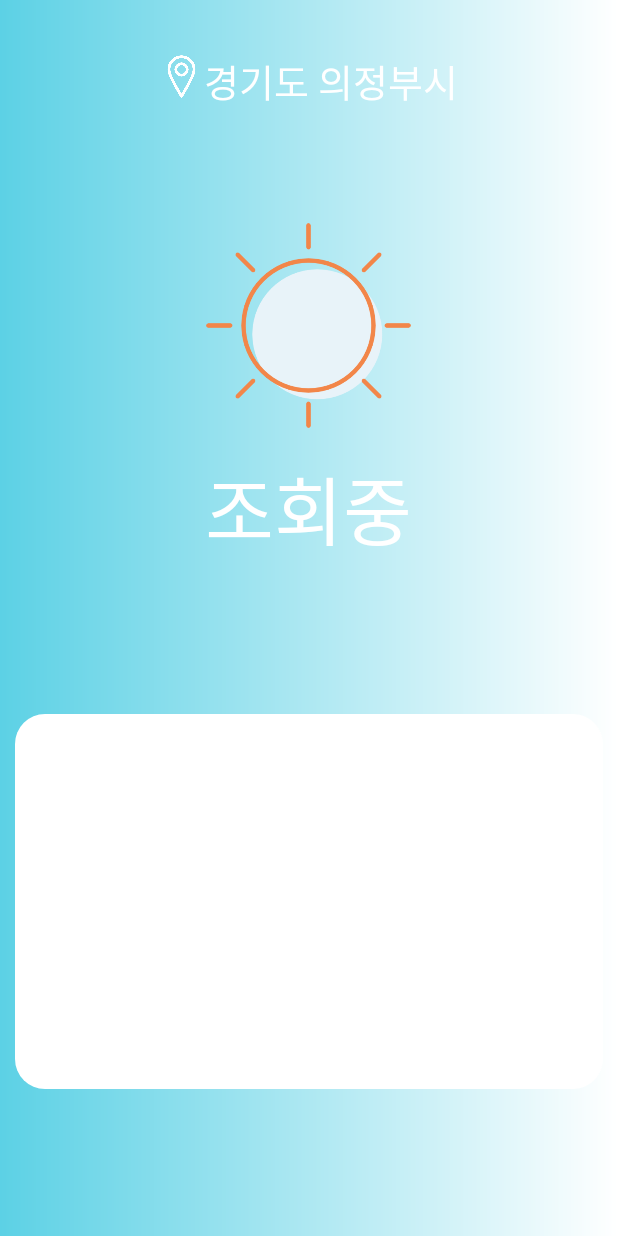
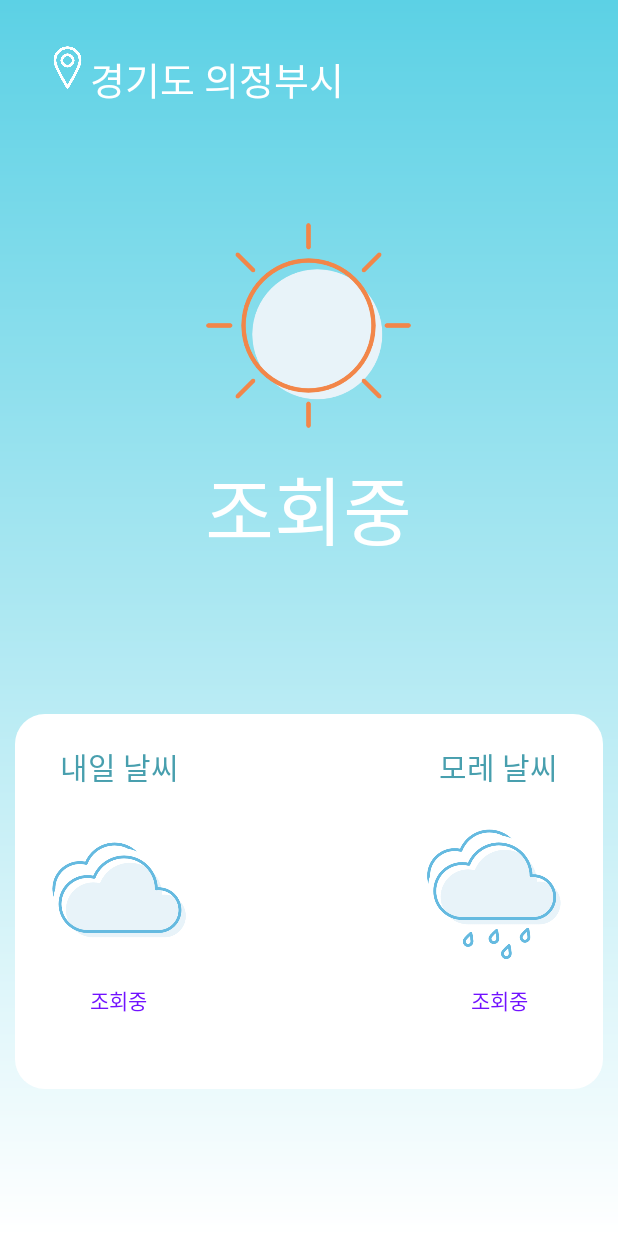
Before and after one commit to KwakSuin/Weather, an Android app: the screen it shows after launch (MainActivity), on a phone screen of 412 x 824 dp. Run offline under Robolectric (Android 15) with nearby library versions, the phone set to English and light mode, and no system bars.

Commit message:
Weather Application

```diff
--- a/app/src/main/java/kwaksuin/portfolio/weatherapp/Location.java
+++ b/app/src/main/java/kwaksuin/portfolio/weatherapp/Location.java
@@ -27,8 +27,8 @@ public class Location extends AppCompatActivity {
     Spinner sido;
     Spinner sigungu;
 
-    String check_sido;
-    String check_sigungu;
+    String check_sido ="";
+    String check_sigungu ="";
 
     @Override
     protected void onCreate(Bundle savedInstanceState) {
@@ -140,9 +140,9 @@ public class Location extends AppCompatActivity {
                 } else {
 
                     try{
-                        FileOutputStream outputStream = openFileOutput("file.text", Context.MODE_PRIVATE);
+                        FileOutputStream outputStream = openFileOutput("location", MODE_PRIVATE);
                         String a = "";
-                        a = check_sido + " " + check_sigungu;
+                        a = check_sido + check_sigungu;
                         outputStream.write(a.getBytes());
                         outputStream.close();
                         finish();
--- a/app/src/main/java/kwaksuin/portfolio/weatherapp/MainActivity.java
+++ b/app/src/main/java/kwaksuin/portfolio/weatherapp/MainActivity.java
@@ -1,18 +1,23 @@
 package kwaksuin.portfolio.weatherapp;
 
+import androidx.annotation.RequiresApi;
 import androidx.appcompat.app.AppCompatActivity;
 
 import android.content.Intent;
+import android.os.Build;
 import android.os.Bundle;
 import android.view.View;
 import android.widget.ImageView;
 import android.widget.LinearLayout;
 import android.widget.TextView;
 
+import java.io.FileInputStream;
+import java.io.IOException;
+
 public class MainActivity extends AppCompatActivity {
     LinearLayout location_layout;
     ImageView location_img;
-    TextView location_text;
+    TextView location;
 
     @Override
     protected void onCreate(Bundle savedInstanceState) {
@@ -24,7 +29,7 @@ public class MainActivity extends AppCompatActivity {
         location_layout.setOnClickListener(new View.OnClickListener() {
             @Override
             public void onClick(View v) {
-                Intent intent = new Intent(getApplication(),Location.class);
+                Intent intent = new Intent(getApplication(), Location.class);
                 startActivity(intent);
             }
         });
@@ -40,15 +45,31 @@ public class MainActivity extends AppCompatActivity {
         });
 
         // 지역선택 spinner 화면 이동
-        location_text = findViewById(R.id.location);
-        location_text.setOnClickListener(new View.OnClickListener() {
+        location= findViewById(R.id.location);
+        location.setOnClickListener(new View.OnClickListener() {
             @Override
             public void onClick(View v) {
-                Intent intent = new Intent(getApplication(),Location.class);
+                Intent intent = new Intent(getApplication(), Location.class);
                 startActivity(intent);
             }
         });
 
+    }
+
+    @Override
+    public void onPause() {
+        super.onPause();
+
+        try {
+            FileInputStream inputStream = openFileInput("location");
+            byte[] txt = new byte[100];
+            inputStream.read(txt);
+            String str = new String(txt);
+            location.setText(str);
+            inputStream.close();
+        } catch (IOException e) {
+            e.printStackTrace();
+        }
 
     }
 }
--- a/app/src/main/res/drawable/background.xml
+++ b/app/src/main/res/drawable/background.xml
@@ -1,9 +1,10 @@
 <?xml version="1.0" encoding="utf-8"?>
 <shape xmlns:android="http://schemas.android.com/apk/res/android"
-    android:shape="rectangle">
+    android:shape="rectangle"
+    >
     <gradient
-        android:endColor="#ffffff"
-        android:startColor="#5CD1E5"
-        android:type="linear"
+        android:startColor="#ffffff"
+        android:endColor="#5CD1E5"
+        android:angle="90"
         />
 </shape>
--- a/app/src/main/res/layout/activity_location.xml
+++ b/app/src/main/res/layout/activity_location.xml
@@ -5,6 +5,7 @@
     android:layout_width="match_parent"
     android:layout_height="match_parent"
     android:orientation="vertical"
+    android:background="#ffffff"
     tools:context=".Location">
 
     <TextView
@@ -73,14 +74,14 @@
             android:layout_width="wrap_content"
             android:layout_height="wrap_content"
             android:layout_gravity="center"
-            android:background="@drawable/weekend_background"
             android:backgroundTint="#ffffff"
             android:fontFamily="@font/ygotjalnanfont"
             android:text="확인"
             android:textColor="#FFBB00"
             android:textSize="30dp"
             app:backgroundTint="@color/white"
-            android:layout_marginBottom="10dp"/>
+            android:layout_marginBottom="10dp"
+            style="?android:attr/borderlessButtonStyle"/>
     </LinearLayout>
 
 
--- a/app/src/main/res/layout/activity_main.xml
+++ b/app/src/main/res/layout/activity_main.xml
@@ -12,7 +12,6 @@
         android:id="@+id/location_layout"
         android:layout_width="match_parent"
         android:layout_height="wrap_content"
-        android:gravity="center"
         android:orientation="horizontal"
         android:layout_marginTop="30dp">
 
@@ -20,19 +19,19 @@
             android:id="@+id/location_img"
             android:layout_width="30dp"
             android:layout_height="30dp"
+            android:layout_marginLeft="30dp"
             android:background="@drawable/location"
             android:backgroundTint="#ffffff" />
 
         <TextView
             android:id="@+id/location"
-            android:layout_width="wrap_content"
+            android:layout_width="match_parent"
             android:layout_height="wrap_content"
             android:fontFamily="@font/ygotjalnanfont"
             android:text="경기도 의정부시"
             android:textColor="#ffffff"
             android:textSize="25sp"
             android:layout_marginTop="3dp"/>
-
 
     </LinearLayout>
 
@@ -65,20 +64,82 @@
         android:layout_width="match_parent"
         android:layout_height="250dp"
         android:background="@drawable/weekend_background"
-        android:orientation="vertical"
+        android:orientation="horizontal"
         android:layout_marginTop="100dp"
         android:layout_marginLeft="10dp"
         android:layout_marginBottom="10dp"
         android:layout_marginRight="10dp">
 
-        <androidx.recyclerview.widget.RecyclerView
-            android:id="@+id/weekendWeather"
-            android:layout_width="match_parent"
-            android:layout_height="match_parent"
-            android:orientation="horizontal"
-            android:scrollbars="horizontal"
-            app:layoutManager="androidx.recyclerview.widget.LinearLayoutManager">
+       <RelativeLayout
+           android:layout_width="match_parent"
+           android:layout_height="match_parent">
 
-        </androidx.recyclerview.widget.RecyclerView>
+           <TextView
+               android:id="@+id/tomorrow_text"
+               android:layout_width="wrap_content"
+               android:layout_height="wrap_content"
+               android:text="내일 날씨"
+               android:layout_marginLeft="30dp"
+               android:layout_marginTop="20dp"
+               android:layout_alignParentTop="true"
+               android:textSize="20sp"
+               android:fontFamily="@font/ygotjalnanfont"
+               android:textColor="#489FAE"/>
+
+           <ImageView
+               android:id="@+id/tomorrow_img"
+               android:layout_width="100dp"
+               android:layout_height="100dp"
+               android:layout_below="@+id/tomorrow_text"
+               android:layout_marginLeft="20dp"
+               android:layout_marginTop="20dp"
+               android:src="@drawable/cloud_color" />
+
+           <TextView
+               android:layout_width="wrap_content"
+               android:layout_height="wrap_content"
+               android:layout_below="@id/tomorrow_img"
+               android:text="조회중"
+               android:fontFamily="@font/ygotjalnanfont"
+               android:textColor="#7112FF"
+               android:layout_marginTop="10dp"
+               android:layout_marginLeft="50dp"/>
+
+           <TextView
+               android:id="@+id/next_tomorrow_text"
+               android:layout_width="wrap_content"
+               android:layout_height="wrap_content"
+               android:text="모레 날씨"
+               android:textSize="20sp"
+               android:layout_marginRight="30dp"
+               android:layout_marginTop="20dp"
+               android:layout_alignParentRight="true"
+               android:fontFamily="@font/ygotjalnanfont"
+               android:textColor="#489FAE"/>
+
+           <ImageView
+               android:id="@+id/next_tomorrow_img"
+               android:layout_width="100dp"
+               android:layout_height="100dp"
+               android:layout_alignParentRight="true"
+               android:layout_centerVertical="true"
+               android:src="@drawable/rain_color"
+               android:layout_below="@id/next_tomorrow_text"
+               android:layout_marginRight="25dp"
+               android:layout_marginTop="20dp"/>
+
+           <TextView
+               android:layout_width="wrap_content"
+               android:layout_height="wrap_content"
+               android:layout_below="@id/tomorrow_img"
+               android:text="조회중"
+               android:fontFamily="@font/ygotjalnanfont"
+               android:textColor="#7112FF"
+               android:layout_marginRight="50dp"
+               android:layout_marginTop="10dp"
+               android:layout_alignParentRight="true" />
+
+       </RelativeLayout>
+
     </LinearLayout>
 </LinearLayout>
--- a/app/src/main/res/values-night/themes.xml
+++ b/app/src/main/res/values-night/themes.xml
@@ -1,6 +1,6 @@
 <resources xmlns:tools="http://schemas.android.com/tools">
     <!-- Base application theme. -->
-    <style name="Theme.WeatherApp" parent="Theme.MaterialComponents.DayNight.DarkActionBar">
+    <style name="Theme.WeatherApp" parent="Theme.MaterialComponents.DayNight.NoActionBar">
         <!-- Primary brand color. -->
         <item name="colorPrimary">@color/purple_200</item>
         <item name="colorPrimaryVariant">@color/purple_700</item>
@@ -10,7 +10,7 @@
         <item name="colorSecondaryVariant">@color/teal_200</item>
         <item name="colorOnSecondary">@color/black</item>
         <!-- Status bar color. -->
-        <item name="android:statusBarColor" tools:targetApi="l">?attr/colorPrimaryVariant</item>
+        <item name="android:statusBarColor" tools:targetApi="l">#FFBB00</item>
         <!-- Customize your theme here. -->
     </style>
 </resources>
--- /dev/null
+++ b/app/src/main/res/values-v21/themes.xml
@@ -0,0 +1,19 @@
+<?xml version="1.0" encoding="utf-8"?>
+<resources xmlns:tools="http://schemas.android.com/tools">
+
+    <style name="Theme.WeatherApp" parent="Theme.MaterialComponents.DayNight.NoActionBar">
+        <!-- Primary brand color. -->
+        <item name="colorPrimary">@color/purple_500</item>
+        <item name="colorPrimaryVariant">@color/purple_700</item>
+        <item name="colorOnPrimary">@color/white</item>
+        <!-- Secondary brand color. -->
+        <item name="colorSecondary">@color/teal_200</item>
+        <item name="colorSecondaryVariant">@color/teal_700</item>
+        <item name="colorOnSecondary">@color/black</item>
+        <!-- Status bar color. -->
+        <item name="android:statusBarColor" tools:targetApi="l">#FFBB00</item>
+        <!-- Customize your theme here. -->
+        <item name="android:windowBackground">#ffffff</item>
+        <item name="android:windowActivityTransitions">true</item>
+    </style>
+</resources>
```
